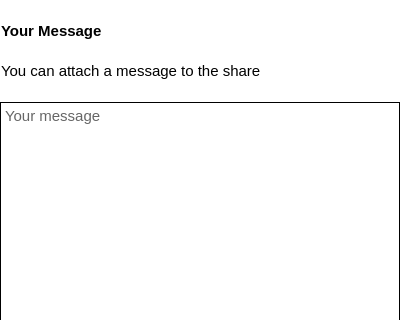
Old version of the form src/gui/shareusermessagewidget.ui in the repository nextmcloud/desktop; both pictures show x 0 to 410 and y 0 to 320 of the 410 by 615 pixel window.
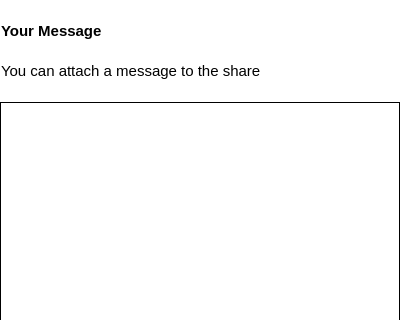
New version of the form.

Diff of the .ui file:
```diff
--- a/src/gui/shareusermessagewidget.ui
+++ b/src/gui/shareusermessagewidget.ui
@@ -443,7 +443,13 @@
 &lt;html&gt;&lt;head&gt;&lt;meta name=&quot;qrichtext&quot; content=&quot;1&quot; /&gt;&lt;style type=&quot;text/css&quot;&gt;
 p, li { white-space: pre-wrap; }
 &lt;/style&gt;&lt;/head&gt;&lt;body style=&quot; font-family:'Segoe UI','Segoe UI'; font-size:11pt; font-weight:400; font-style:normal;&quot;&gt;
-&lt;p style=&quot; margin-top:12px; margin-bottom:12px; margin-left:0px; margin-right:0px; -qt-block-indent:0; text-indent:0px;&quot;&gt;&lt;span style=&quot; font-family:'Segoe UI'; color:#666666;&quot;&gt;Your message&lt;/span&gt;&lt;/p&gt;&lt;/body&gt;&lt;/html&gt;</string>
+&lt;p style=&quot;-qt-paragraph-type:empty; margin-top:0px; margin-bottom:0px; margin-left:0px; margin-right:0px; -qt-block-indent:0; text-indent:0px; font-family:'Segoe UI';&quot;&gt;&lt;br /&gt;&lt;/p&gt;&lt;/body&gt;&lt;/html&gt;</string>
+     </property>
+     <property name="overwriteMode">
+      <bool>false</bool>
+     </property>
+     <property name="placeholderText">
+      <string/>
      </property>
     </widget>
    </item>
```
